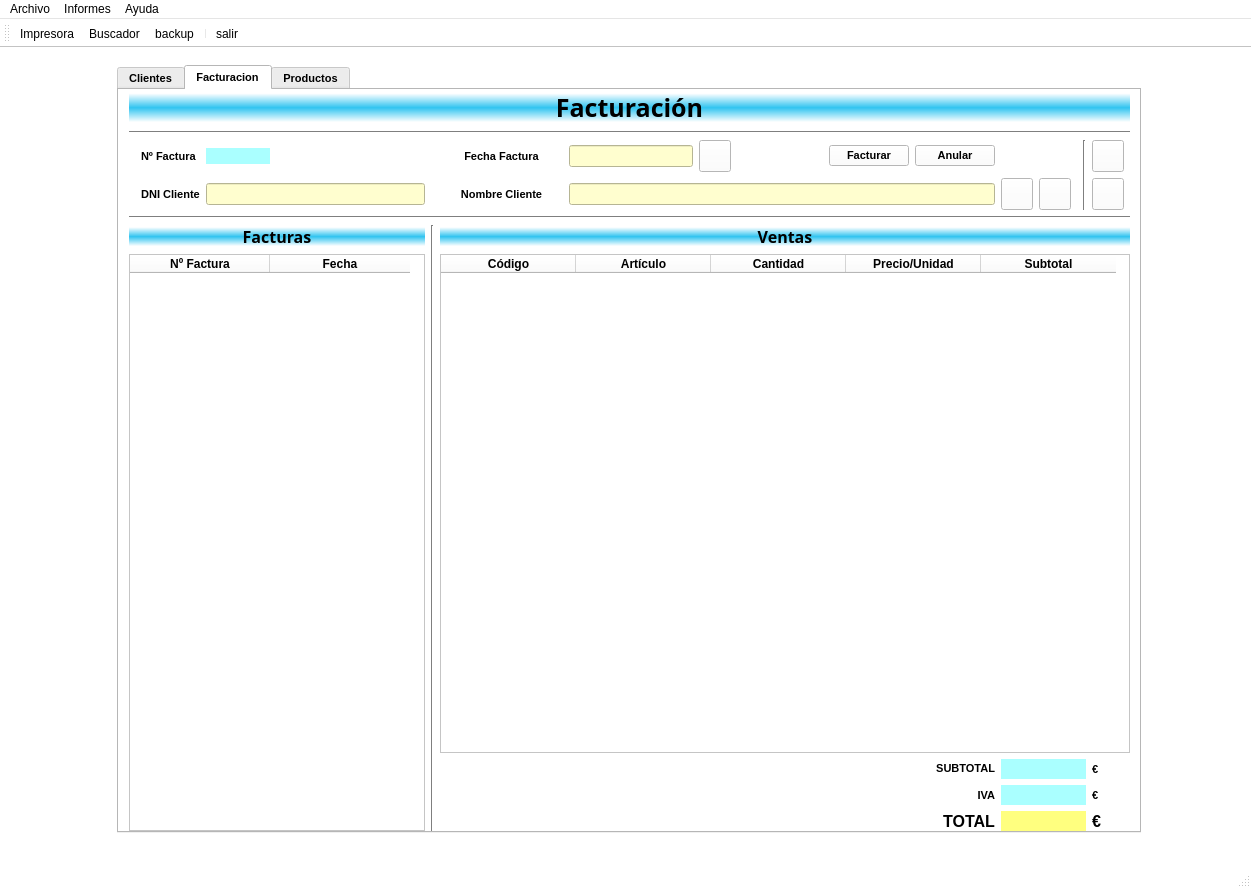
Before: the Qt Designer form venPrincipal.ui in YukiTheThicc/BARREIROCHAPELA, drawn with Qt 5.
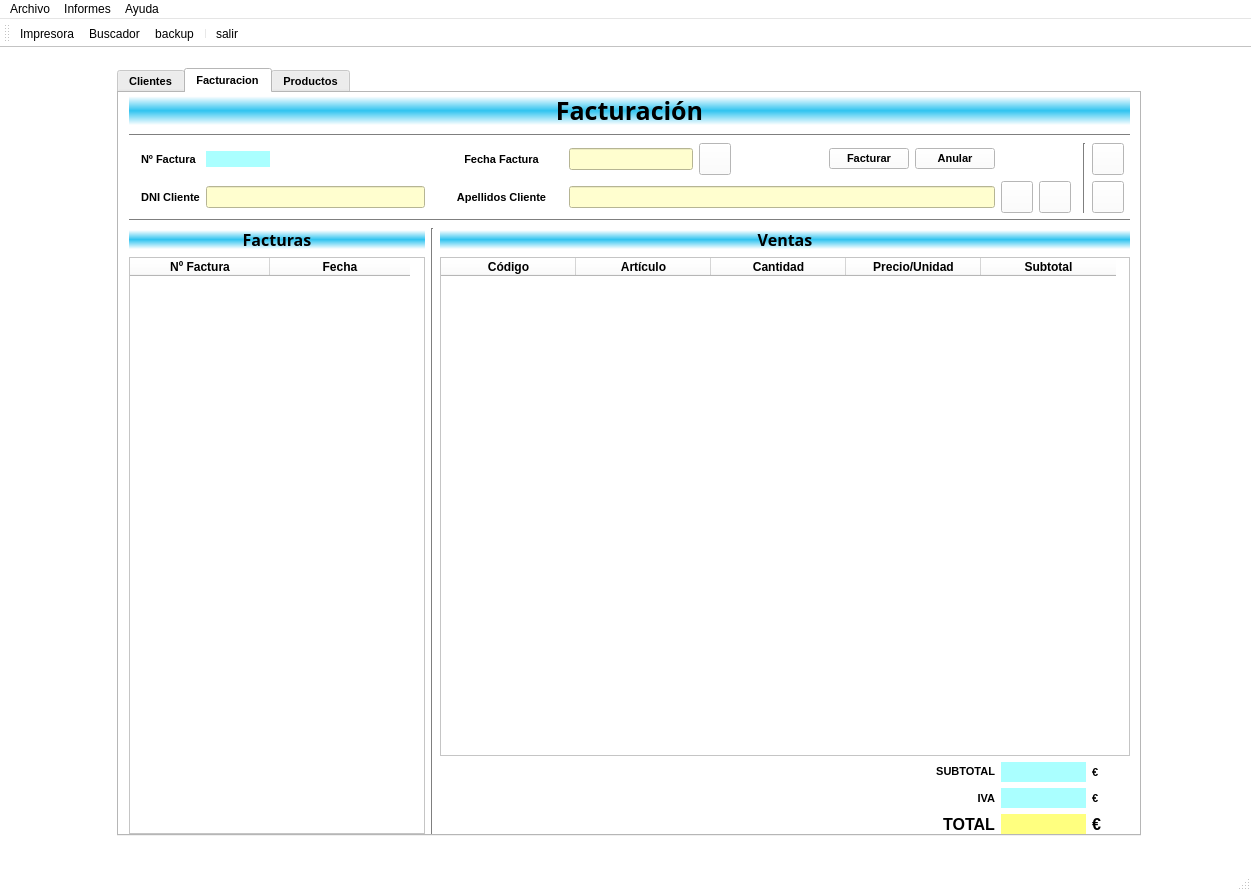
After: the same form once the commit is applied. Icons and pictures are not drawn.

The edit to the form file:
```diff
--- a/venPrincipal.ui
+++ b/venPrincipal.ui
@@ -7,7 +7,7 @@
     <x>0</x>
     <y>0</y>
     <width>1251</width>
-    <height>888</height>
+    <height>891</height>
    </rect>
   </property>
   <property name="palette">
@@ -3619,7 +3619,7 @@
          <item row="8" column="5" colspan="12">
           <widget class="QTableWidget" name="tbl_ventas_lista">
            <property name="sizeAdjustPolicy">
-            <enum>QAbstractScrollArea::AdjustToContents</enum>
+            <enum>QAbstractScrollArea::AdjustToContentsOnFirstShow</enum>
            </property>
            <property name="alternatingRowColors">
             <bool>true</bool>
@@ -3628,7 +3628,7 @@
             <enum>Qt::ElideMiddle</enum>
            </property>
            <property name="gridStyle">
-            <enum>Qt::DotLine</enum>
+            <enum>Qt::SolidLine</enum>
            </property>
            <property name="sortingEnabled">
             <bool>false</bool>
@@ -4308,7 +4308,7 @@
             <enum>Qt::ElideMiddle</enum>
            </property>
            <property name="gridStyle">
-            <enum>Qt::DotLine</enum>
+            <enum>Qt::SolidLine</enum>
            </property>
            <property name="sortingEnabled">
             <bool>false</bool>
@@ -4431,7 +4431,7 @@
          <item row="4" column="5">
           <widget class="QLabel" name="lbl_fac_nombre">
            <property name="text">
-            <string>Nombre Cliente</string>
+            <string>Apellidos Cliente</string>
            </property>
            <property name="alignment">
             <set>Qt::AlignCenter</set>
```
Left out of the diff: 20 changed lines with no effect on the pictures.
